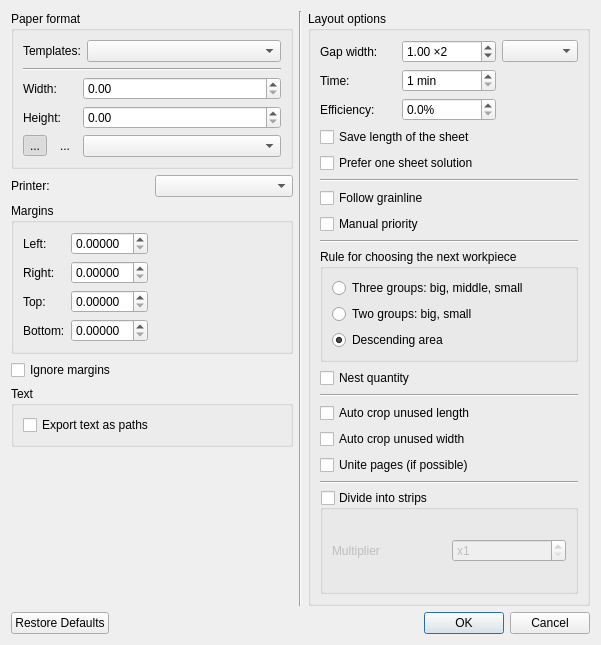
First picture: the form in src/app/valentina/dialogs/dialoglayoutsettings.ui, repository dismine/valentina, before the edit.
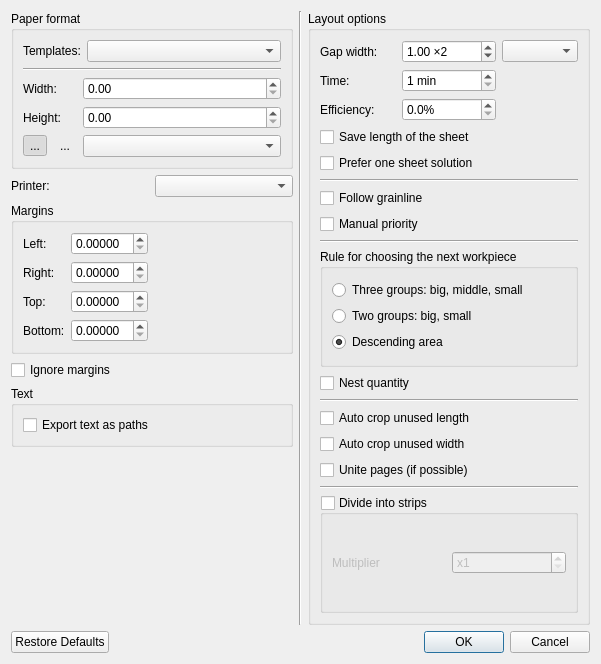
Second picture: the form after the edit. Icons and pictures are not drawn.

```diff
--- a/src/app/valentina/dialogs/dialoglayoutsettings.ui
+++ b/src/app/valentina/dialogs/dialoglayoutsettings.ui
@@ -7,7 +7,7 @@
     <x>0</x>
     <y>0</y>
     <width>601</width>
-    <height>645</height>
+    <height>664</height>
    </rect>
   </property>
   <property name="windowTitle">
```
Left out of the diff: 2 changed lines with no effect on the pictures.
